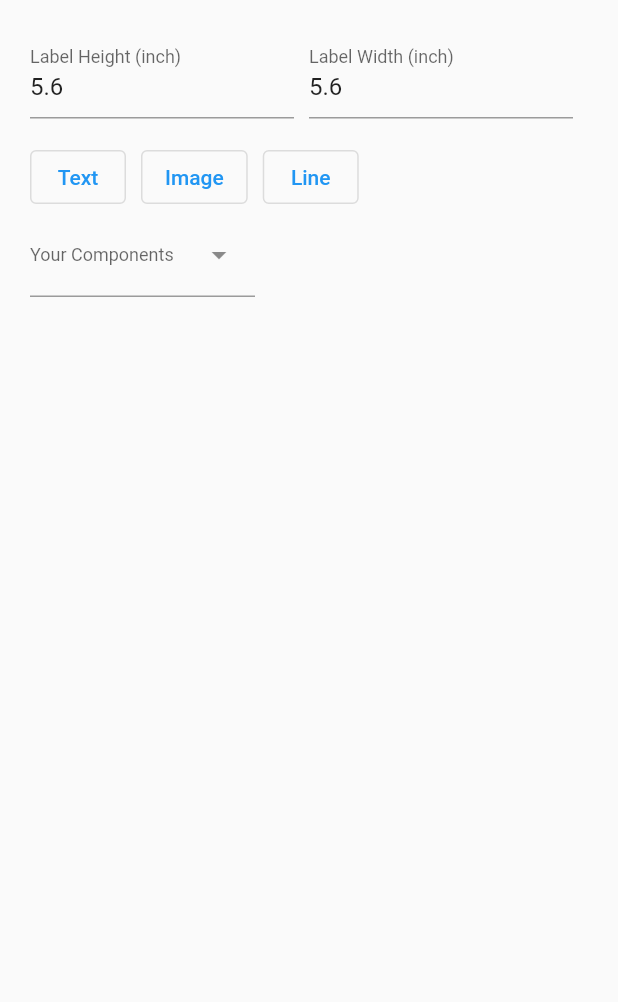
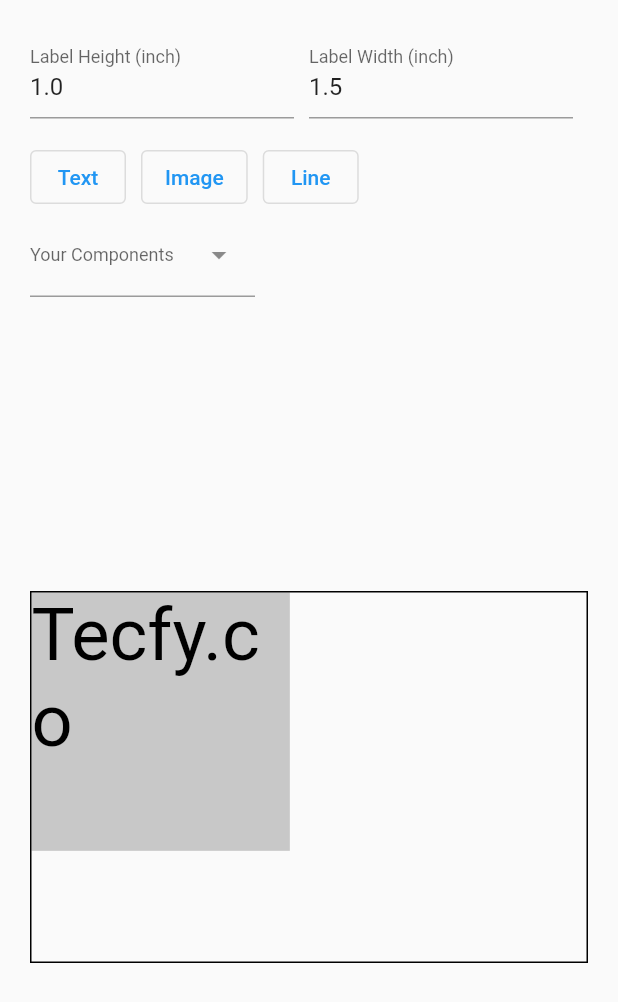
Before and after one commit to tecfy-co/flutter_pdf_designer, a Flutter app: the screen it shows after launch, on a phone screen of 412 x 824 dp. Shown: the top 1002 px of the screen. Run offline on Flutter 3.47's test engine with Material 2 defaults, Android fonts, the phone set to English and light mode, and no system bars; drawn by our look-alikes of dropdown_search; our stand-ins replace barcode_widget, file_picker, flutter_colorpicker, pdf, printing.

Commit message:
Add Another Variable to control box height.

```diff
--- a/example/lib/main.dart
+++ b/example/lib/main.dart
@@ -61,8 +61,9 @@ class _MyAppState extends State<MyApp> {
                     this.json = json;
                   },
                   json: dataModel.toJson(),
-                  width: 400,
-                  height: 400,
+                  width: 1.5,
+                  height: 1,
+                  boxHeight: 600,
                   variableList: const {
                     "CustomerName": PdfElementType.text,
                     "Logo": PdfElementType.image,
--- a/lib/src/pdf_design.dart
+++ b/lib/src/pdf_design.dart
@@ -8,6 +8,7 @@ class PdfDesign extends StatefulWidget {
 
   /// Printing Height in inches
   final double height;
+  final double boxHeight;
   final Map<String, dynamic>? json;
   final void Function(Map<String, dynamic>) onChange;
 
@@ -17,6 +18,7 @@ class PdfDesign extends StatefulWidget {
     required this.json,
     required this.width,
     required this.height,
+    required this.boxHeight,
     required this.variableList,
   }) : super(key: key);
 
@@ -310,7 +312,7 @@ class _PdfDesignState extends State<PdfDesign> {
           height: 20,
         ),
         SizedBox(
-          height: widget.height * PdfPageFormat.inch,
+          height: widget.boxHeight,
           child: LayoutBuilder(
             builder: (context, constraints) {
               if (constraints.maxHeight == double.infinity) {
--- a/lib/src/pdf_widget.dart
+++ b/lib/src/pdf_widget.dart
@@ -14,7 +14,6 @@ class PdfWidget {
     return pw.Container(
       width: dataModel.width! * PdfPageFormat.inch,
       height: dataModel.height! * PdfPageFormat.inch,
-      color: PdfColors.red,
       child: pw.Stack(
         children: dataModel.elements!.map<pw.Widget>((e) {
           print(e.type);
@@ -80,10 +79,12 @@ class PdfWidget {
                     left: e.xPosition,
                     top: e.yPosition,
                     child: pw.BarcodeWidget(
-                        height: e.height,
-                        width: e.width,
-                        barcode: e.barcode!,
-                        data: barcodeData),
+                      height: e.height,
+                      width: e.width,
+                      barcode: e.barcode!,
+                      data: barcodeData,
+                      color: PdfColor.fromInt(e.color ?? 0xffFF000000),
+                    ),
                   );
                 }
             }
```
